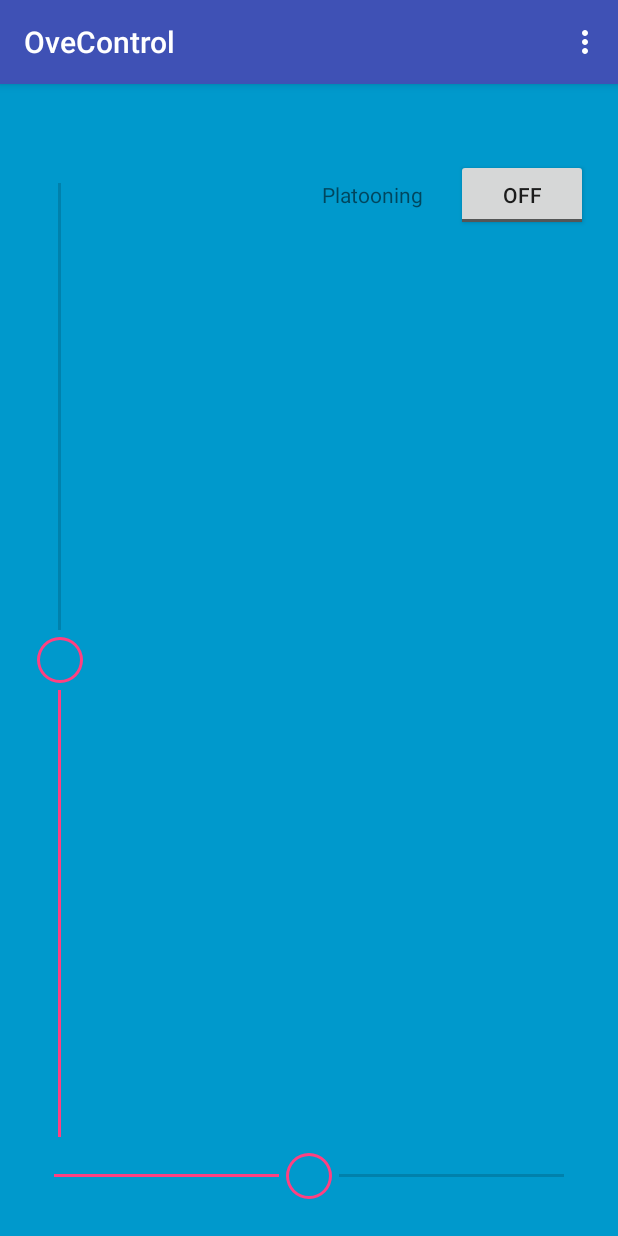
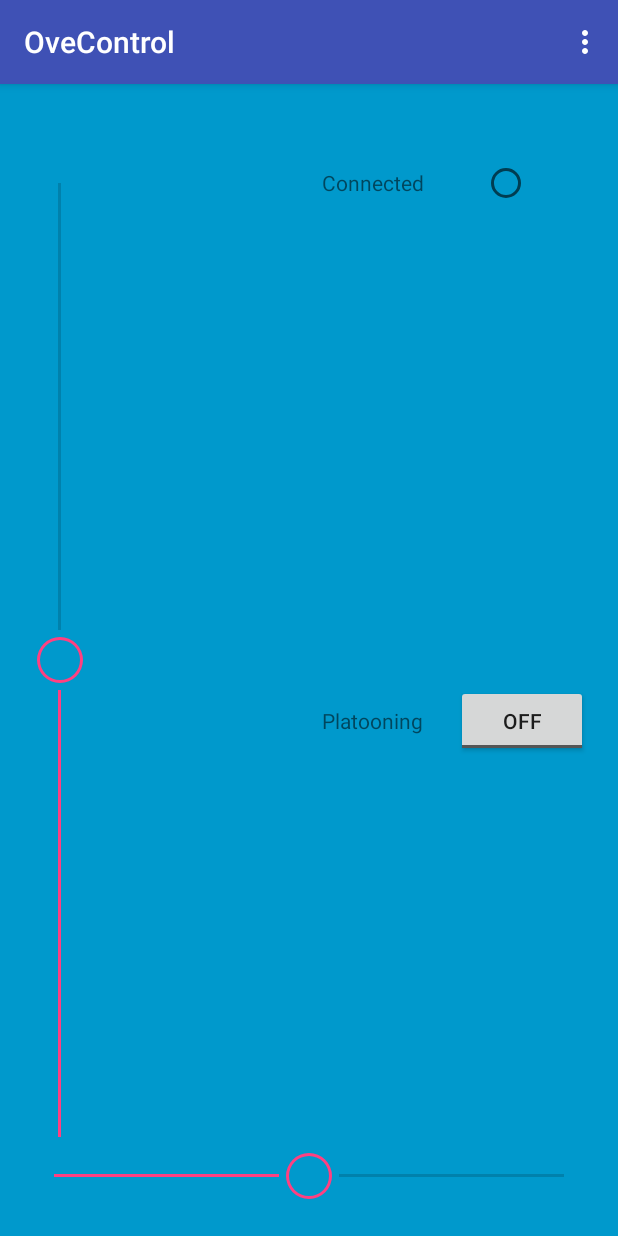
Before and after one commit to PeterGardenas/Moped-Ove, an Android app: the screen it shows after launch (ControlActivity), on a phone screen of 412 x 824 dp. Run offline under Robolectric (Android 15) with nearby library versions, the phone set to English and light mode, and no system bars.

Commit message:
Start of disconnect icon.

```diff
--- a/OveControl/app/src/main/java/se/chalmers/moppe/ovecontrol/ControlActivity.java
+++ b/OveControl/app/src/main/java/se/chalmers/moppe/ovecontrol/ControlActivity.java
@@ -6,6 +6,7 @@ import android.support.v7.app.AppCompatActivity;
 import android.view.Menu;
 import android.view.MenuItem;
 import android.view.View;
+import android.widget.RadioButton;
 import android.widget.SeekBar;
 import android.widget.VerticalSeekBar;
 
@@ -23,7 +24,9 @@ public class ControlActivity extends AppCompatActivity {
 
     private SeekBar steerSeekBar;
     private VerticalSeekBar speedSeekBar;
+    private RadioButton connectedIndicator;
 
+    private boolean platoonMode;
 
     private static final int DISCONNECT_INDEX = 0;	// Menu bar: disconnect
     private static final int CONFIG_INDEX = 1	;	// Menu bar: WiFi configuration
@@ -37,6 +40,7 @@ public class ControlActivity extends AppCompatActivity {
 
         steerSeekBar = (SeekBar) findViewById(R.id.steerSeekBar);
         speedSeekBar = (VerticalSeekBar) findViewById(R.id.speedSeekBar);
+        connectedIndicator = (RadioButton) findViewById(R.id.connectedIndicator);
 
         steerSeekBar.setOnSeekBarChangeListener(new ControlSeekBarListener(false));
         speedSeekBar.setOnSeekBarChangeListener(new ControlSeekBarListener(true));
@@ -44,6 +48,13 @@ public class ControlActivity extends AppCompatActivity {
         speedSeekBar.setMax(200);
         steerSeekBar.setProgress(100);
         speedSeekBar.setProgress(100);
+
+        connectedIndicator.setOnClickListener(new View.OnClickListener() {
+            @Override
+            public void onClick(View view) {
+                connectedIndicator.setChecked(SocketHandler.isConnected());
+            }
+        });
     }
 
     /*
--- a/OveControl/app/src/main/res/layout/activity_control.xml
+++ b/OveControl/app/src/main/res/layout/activity_control.xml
@@ -43,6 +43,33 @@
             android:layout_row="0"
             android:layout_marginTop="50dp"
             android:layout_marginRight="20dp"
+            android:orientation="vertical">
+
+            <LinearLayout
+                android:layout_width="match_parent"
+                android:layout_height="wrap_content"
+                android:layout_weight="1"
+                android:orientation="horizontal">
+
+                <TextView
+                    android:id="@+id/connectedText"
+                    android:layout_width="wrap_content"
+                    android:layout_height="wrap_content"
+                    android:layout_weight="1"
+                    android:text="Connected" />
+
+                <RadioButton
+                    android:id="@+id/connectedIndicator"
+                    android:layout_width="wrap_content"
+                    android:layout_height="wrap_content"
+                    android:layout_weight="1"
+                    android:textAlignment="textStart" />
+            </LinearLayout>
+
+            <LinearLayout
+                android:layout_width="match_parent"
+                android:layout_height="wrap_content"
+                android:layout_weight="1"
                 android:orientation="horizontal">
 
                 <TextView
@@ -62,6 +89,9 @@
                     android:layout_row="0"
                     android:layout_weight="1"
                     android:text="ToggleButton" />
+
+            </LinearLayout>
+
         </LinearLayout>
 
     </GridLayout>
```
Lines whose indentation alone changed are shown as unchanged.
